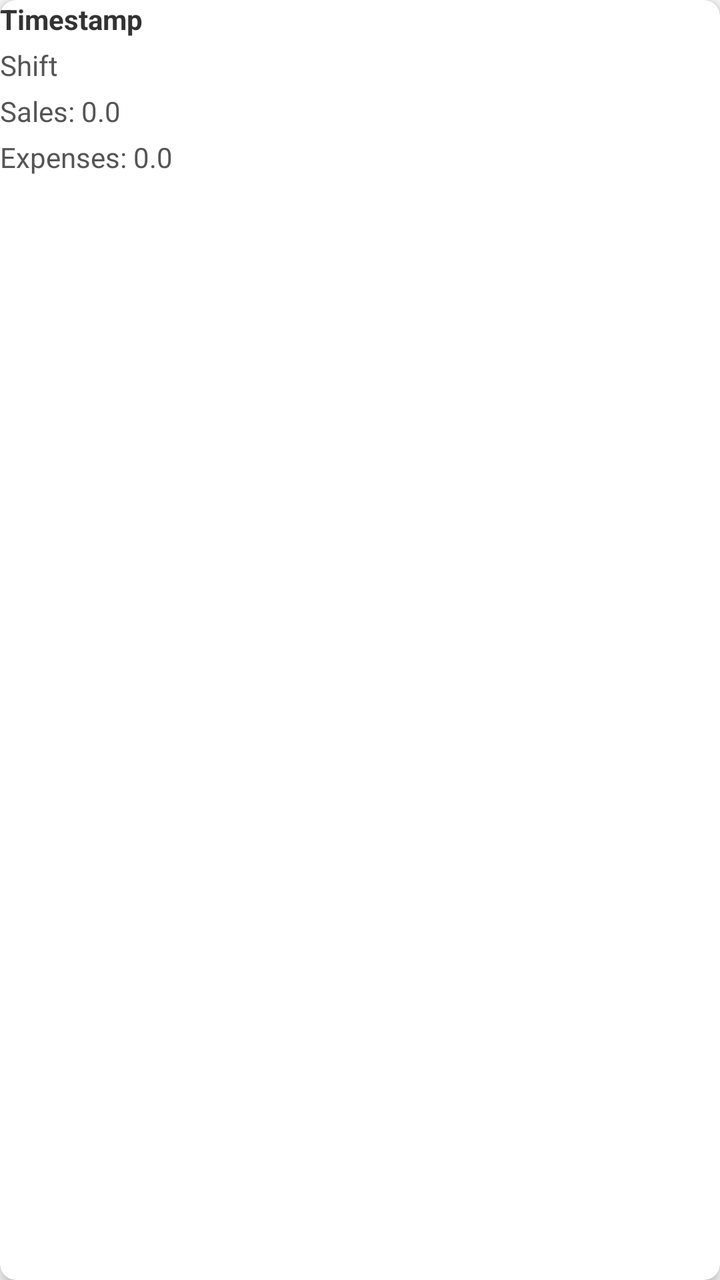
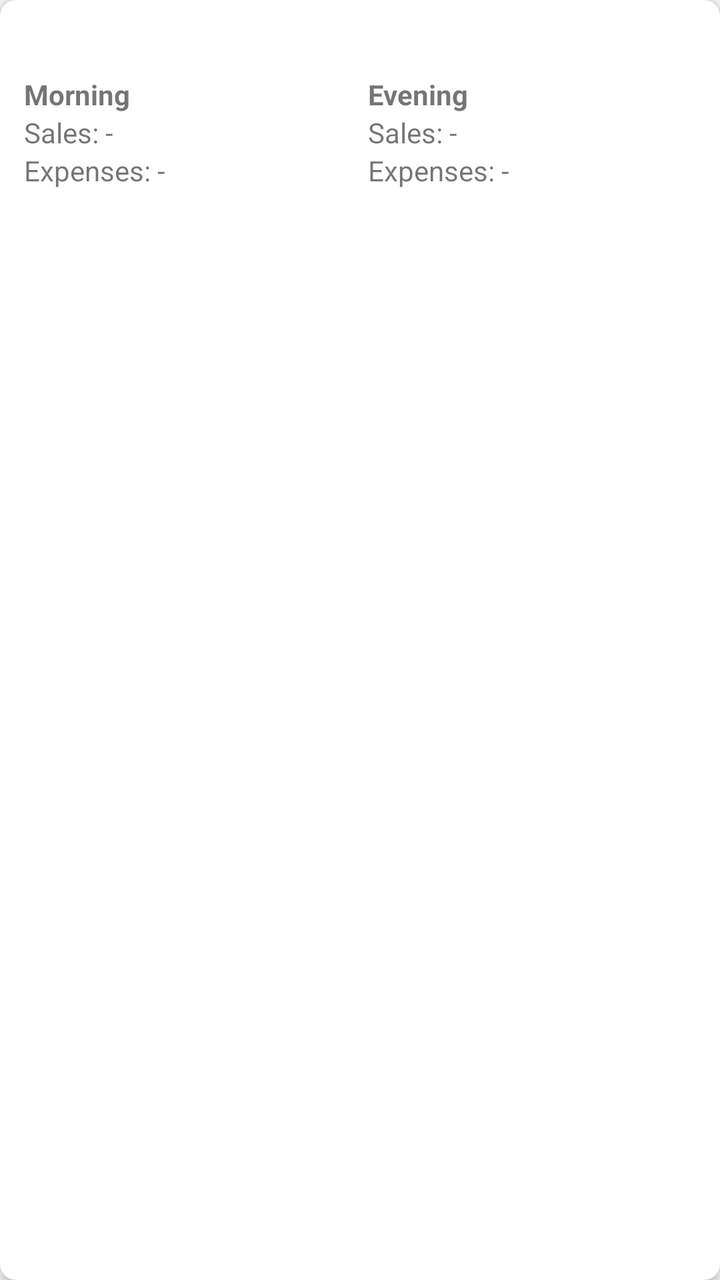

Two renders of the same Android screen: before a commit and after it. Below are the layout's source before the change and the commit's diff.
<!-- AndroidManifest.xml: application theme AppTheme -->
<!-- res/layout/item_kiosk_data.xml -->
<?xml version="1.0" encoding="utf-8"?>
<androidx.cardview.widget.CardView xmlns:android="http://schemas.android.com/apk/res/android"
    xmlns:card_view="http://schemas.android.com/apk/res-auto"
    android:layout_width="match_parent"
    android:layout_height="wrap_content"
    android:layout_margin="8dp"
    card_view:cardCornerRadius="8dp"
    card_view:cardElevation="4dp"
    android:padding="12dp">

    <LinearLayout
        android:layout_width="match_parent"
        android:layout_height="wrap_content"
        android:orientation="vertical">

        
        <TextView
            android:id="@+id/tvTimestamp"
            android:layout_width="wrap_content"
            android:layout_height="wrap_content"
            android:text="Timestamp"
            android:textStyle="bold"
            android:textSize="14sp"
            android:textColor="#333333" />

        
        <TextView
            android:id="@+id/tvShift"
            android:layout_width="wrap_content"
            android:layout_height="wrap_content"
            android:text="Shift"
            android:textSize="14sp"
            android:textColor="#555555"
            android:layout_marginTop="4dp" />

        
        <TextView
            android:id="@+id/tvSales"
            android:layout_width="wrap_content"
            android:layout_height="wrap_content"
            android:text="Sales: 0.0"
            android:textSize="14sp"
            android:textColor="#555555"
            android:layout_marginTop="4dp" />

        
        <TextView
            android:id="@+id/tvExpenses"
            android:layout_width="wrap_content"
            android:layout_height="wrap_content"
            android:text="Expenses: 0.0"
            android:textSize="14sp"
            android:textColor="#555555"
            android:layout_marginTop="4dp" />

        
        <Button
            android:id="@+id/btnEdit"
            android:layout_width="wrap_content"
            android:layout_height="wrap_content"
            android:text="Edit"
            android:layout_marginTop="8dp"
            android:visibility="gone" /> 

    </LinearLayout>

</androidx.cardview.widget.CardView>
<!-- resources referenced by this layout -->
<resources>
  <style name="AppTheme" parent="Theme.AppCompat.Light.NoActionBar">
          
          <item name="colorPrimary">@color/purple_500</item>
          <item name="colorPrimaryDark">@color/purple_700</item>
          <item name="colorAccent">@color/teal_200</item>
      </style>
  <color name="purple_500">#FF6200EE</color>
  <color name="purple_700">#FF3700B3</color>
  <color name="teal_200">#FF03DAC5</color>
</resources>

<!-- the commit's change to res/layout/item_kiosk_data.xml (unified diff, before → after) -->
@@ -11,57 +11,54 @@
     <LinearLayout
         android:layout_width="match_parent"
         android:layout_height="wrap_content"
-        android:orientation="vertical">
+        android:orientation="vertical"
+        android:padding="8dp">
 
-        
         <TextView
-            android:id="@+id/tvTimestamp"
-            android:layout_width="wrap_content"
+            android:id="@+id/tvDate"
+            android:layout_width="match_parent"
             android:layout_height="wrap_content"
-            android:text="Timestamp"
             android:textStyle="bold"
-            android:textSize="14sp"
-            android:textColor="#333333" />
+            android:textSize="16sp"
+            android:textColor="#333333"
+            android:paddingBottom="4dp"/>
 
-        
-        <TextView
-            android:id="@+id/tvShift"
-            android:layout_width="wrap_content"
+        <LinearLayout
+            android:layout_width="match_parent"
             android:layout_height="wrap_content"
-            android:text="Shift"
-            android:textSize="14sp"
-            android:textColor="#555555"
-            android:layout_marginTop="4dp" />
+            android:orientation="horizontal">
 
-        
-        <TextView
-            android:id="@+id/tvSales"
-            android:layout_width="wrap_content"
-            android:layout_height="wrap_content"
-            android:text="Sales: 0.0"
-            android:textSize="14sp"
-            android:textColor="#555555"
-            android:layout_marginTop="4dp" />
+            
+            <LinearLayout
+                android:layout_width="0dp"
+                android:layout_height="wrap_content"
+                android:layout_weight="1"
+                android:orientation="vertical"
+                android:padding="4dp">
+                <TextView  android:layout_width="wrap_content"
+                    android:layout_height="wrap_content" android:text="Morning" android:textStyle="bold"/>
+                <TextView  android:layout_width="wrap_content"
+                    android:layout_height="wrap_content" android:id="@+id/tvMorningSales" android:text="Sales: -" />
+                <TextView  android:layout_width="wrap_content"
+                    android:layout_height="wrap_content" android:id="@+id/tvMorningExpenses" android:text="Expenses: -" />
+            </LinearLayout>
 
-        
-        <TextView
-            android:id="@+id/tvExpenses"
-            android:layout_width="wrap_content"
-            android:layout_height="wrap_content"
-            android:text="Expenses: 0.0"
-            android:textSize="14sp"
-            android:textColor="#555555"
-            android:layout_marginTop="4dp" />
-
-        
-        <Button
-            android:id="@+id/btnEdit"
-            android:layout_width="wrap_content"
-            android:layout_height="wrap_content"
-            android:text="Edit"
-            android:layout_marginTop="8dp"
-            android:visibility="gone" /> 
-
+            
+            <LinearLayout
+                android:layout_width="0dp"
+                android:layout_height="wrap_content"
+                android:layout_weight="1"
+                android:orientation="vertical"
+                android:padding="4dp">
+                <TextView  android:layout_width="wrap_content"
+                    android:layout_height="wrap_content" android:text="Evening" android:textStyle="bold"/>
+                <TextView android:layout_width="wrap_content"
+                    android:layout_height="wrap_content" android:id="@+id/tvEveningSales" android:text="Sales: -" />
+                <TextView android:layout_width="wrap_content"
+                    android:layout_height="wrap_content" android:id="@+id/tvEveningExpenses" android:text="Expenses: -" />
+            </LinearLayout>
+        </LinearLayout>
     </LinearLayout>
 
+
 </androidx.cardview.widget.CardView>
